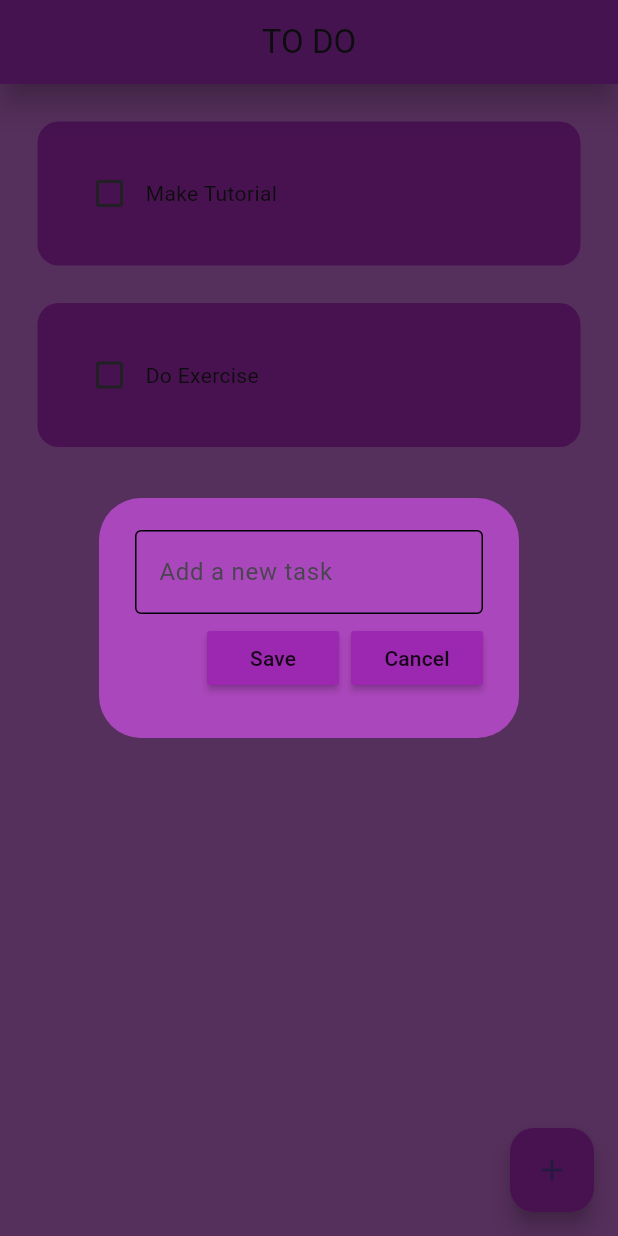
After one commit to prabhsuratsingh/ToDo-App-Flutter, a Flutter app: the screen it shows after launch, after a tap on the "add" icon, on a phone screen of 412 x 824 dp. The commit adds this screen. Run offline on Flutter 3.47's test engine with Material 3 defaults, Android fonts, the light colour scheme and no system bars.

Commit message:
Impl add new task
adds task to list, no database

```diff
--- a/lib/pages/home_page.dart
+++ b/lib/pages/home_page.dart
@@ -1,4 +1,5 @@
 import 'package:flutter/material.dart';
+import 'package:to_do_app/util/dialog_box.dart';
 import 'package:to_do_app/util/todo_tile.dart';
 
 class HomePage extends StatefulWidget {
@@ -10,6 +11,7 @@
 
 class _HomePageState extends State<HomePage> {
 
+  final _controller = TextEditingController();
 
   //list of todo task
   List toDoList = [
@@ -24,6 +26,29 @@
     });
   }
 
+  //save new task
+  void saveNewTask() {
+    setState(() {
+      toDoList.add([_controller.text, false]);
+      _controller.clear();
+    });
+    Navigator.of(context).pop();
+  }
+
+  //create a new task
+  void createNewTask() {
+    showDialog(
+      context: context,
+      builder: (context) {
+        return DialogBox(
+          controller: _controller,
+          onSave: saveNewTask,
+          onCancel: () => Navigator.of(context).pop(),
+        );
+      },
+    );
+  }
+
   @override
   Widget build(BuildContext context) {
     return Scaffold(
@@ -32,6 +57,11 @@
         title: Center(child: Text("TO DO")),
         elevation: 8.0,
         shadowColor: Colors.black,
+      ),
+      floatingActionButton: FloatingActionButton(
+        onPressed: createNewTask,
+        child: Icon(Icons.add),
+        backgroundColor: Colors.purple,
       ),
       body: ListView.builder(
         itemCount: toDoList.length,
--- /dev/null
+++ b/lib/util/button.dart
@@ -0,0 +1,20 @@
+import 'package:flutter/material.dart';
+
+class MyButton extends StatelessWidget {
+  final String text;
+  VoidCallback onPressed;
+  MyButton({
+    super.key,
+    required this.text,
+    required this.onPressed
+  });
+
+  @override
+  Widget build(BuildContext context) {
+    return MaterialButton(
+      onPressed: onPressed,
+      color: Colors.purple,
+      child: Text(text),
+    );
+  }
+}
--- /dev/null
+++ b/lib/util/dialog_box.dart
@@ -0,0 +1,56 @@
+import 'package:flutter/material.dart';
+import 'package:to_do_app/util/button.dart';
+
+class DialogBox extends StatelessWidget {
+  final controller;
+  VoidCallback onSave;
+  VoidCallback onCancel;
+  DialogBox({
+    super.key,
+    required this.controller,
+    required this.onSave,
+    required this.onCancel
+  });
+
+  @override
+  Widget build(BuildContext context) {
+    return AlertDialog(
+      backgroundColor: Colors.purple[400],
+      content: Container(
+        height: 120,
+        width: 150,
+        child: Column(
+          mainAxisAlignment: MainAxisAlignment.spaceEvenly,
+          children: [
+          //get user input
+          TextField(
+            controller: controller,
+            decoration: InputDecoration(
+              focusedBorder: OutlineInputBorder(
+                borderSide: BorderSide(color: Colors.black)
+              ),
+              enabledBorder: OutlineInputBorder(
+                borderSide: BorderSide(color: Colors.black)
+              ),
+              hintText: "Add a new task",
+            ),
+          ),
+
+          //save and cancel button
+          Row(
+            mainAxisAlignment: MainAxisAlignment.end,
+            children: [
+            //save button
+            MyButton(text: "Save", onPressed: onSave),
+
+            const SizedBox(width: 8),
+
+            //cancel button
+            MyButton(text: "Cancel", onPressed: onCancel),
+          ],)
+        ],
+        ),
+      ),
+    );
+  }
+}
```
